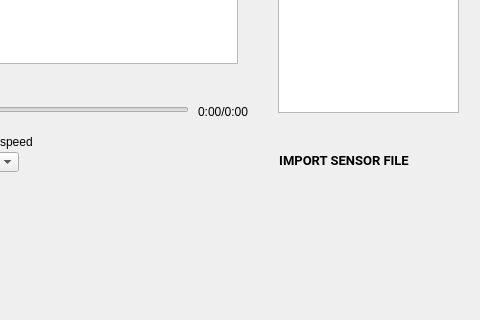
Above: android/android-emu/android/skin/qt/extended-pages/sensor-replay-page.ui from aosp-mirror/platform_external_qemu before the change; both pictures show x 142 to 622 and y 388 to 708 of the 622 by 891 pixel window. Below: the same form after it.
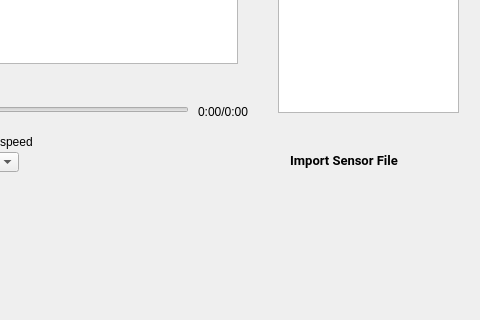
That is the form after the change. Icons and pictures are not drawn. Custom widgets are drawn as their Qt base class.

```diff
--- a/android/android-emu/android/skin/qt/extended-pages/sensor-replay-page.ui
+++ b/android/android-emu/android/skin/qt/extended-pages/sensor-replay-page.ui
@@ -197,7 +197,7 @@
     </font>
    </property>
    <property name="text">
-    <string>IMPORT SENSOR FILE</string>
+    <string>Import Sensor File</string>
    </property>
    <property name="flat">
     <bool>true</bool>
```
